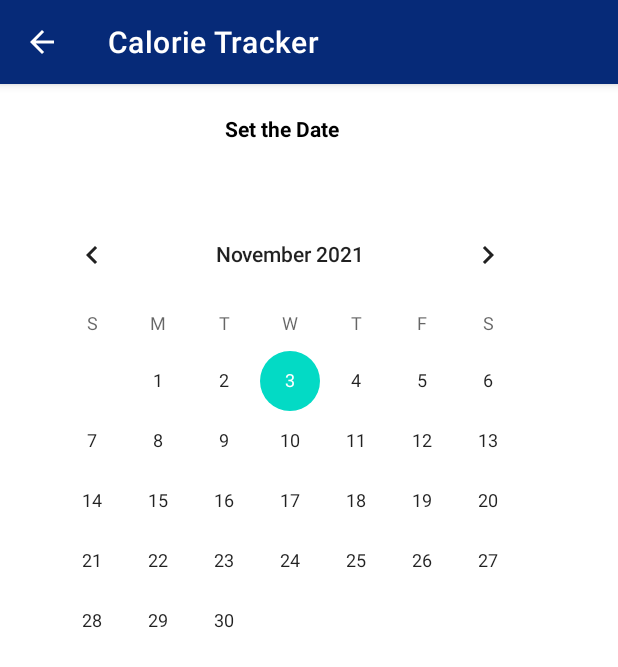
After one commit to Shafi-Hassan/CalorieTracker, an Android app: the Calendar screen opened directly, with no data from a screen before it, on a phone screen of 412 x 824 dp. The commit adds this screen. Shown: the top 667 px of the screen. Run offline under Robolectric (Android 15) with nearby library versions, the phone set to English and light mode, and no system bars.

Commit message:
Added Calendar implementation

```diff
--- a/app/src/main/AndroidManifest.xml
+++ b/app/src/main/AndroidManifest.xml
@@ -12,6 +12,10 @@
         <activity
             android:name=".MainActivity2"
             android:parentActivityName=".MainActivity"
+            android:exported="true" />
+        <activity
+            android:name=".Calendar"
+            android:parentActivityName=".Calendar"
             android:exported="true" />
         <activity
             android:name=".MainActivity"
--- /dev/null
+++ b/app/src/main/java/com/example/calorietracker/Calendar.java
@@ -0,0 +1,67 @@
+package com.example.calorietracker;
+
+
+import android.os.Bundle;
+import android.widget.Button;
+import android.widget.CalendarView;
+import android.widget.TextView;
+
+import android.content.Intent;
+import android.os.Bundle;
+import android.view.View;
+import android.text.Html;
+import android.widget.Button;
+import androidx.appcompat.app.AppCompatActivity;
+
+public class Calendar extends AppCompatActivity {
+
+    // Define the variable of CalendarView type
+    // and TextView type;
+    CalendarView calendar;
+    TextView date_view;
+    @Override
+    protected void onCreate(Bundle savedInstanceState)
+    {
+        super.onCreate(savedInstanceState);
+        setContentView(R.layout.calendar);
+
+        // By ID we can use each component
+        // which id is assign in xml file
+        // use findViewById() to get the
+        // CalendarView and TextView
+        calendar = (CalendarView)
+                findViewById(R.id.calendar);
+        date_view = (TextView)
+                findViewById(R.id.date_view);
+
+        // Add Listener in calendar
+        calendar
+                .setOnDateChangeListener(
+                        new CalendarView
+                                .OnDateChangeListener() {
+                            @Override
+
+                            // In this Listener have one method
+                            // and in this method we will
+                            // get the value of DAYS, MONTH, YEARS
+                            public void onSelectedDayChange(
+                                   CalendarView view,
+                                    int year,
+                                    int month,
+                                    int dayOfMonth)
+                            {
+
+                                // Store the value of date with
+                                // format in String type Variable
+                                // Add 1 in month because month
+                                // index is start with 0
+                                String Date
+                                        = dayOfMonth + "-"
+                                        + (month + 1) + "-" + year;
+
+                                // set this date in TextView for Display
+                                date_view.setText(Date);
+                            }
+                        });
+    }
+}
--- a/app/src/main/java/com/example/calorietracker/MainActivity.java
+++ b/app/src/main/java/com/example/calorietracker/MainActivity.java
@@ -12,6 +12,7 @@ import android.widget.TextView;
 public class MainActivity extends AppCompatActivity {
 Button button;
 Button daily;
+Button calendar;
     @Override
     protected void onCreate(Bundle savedInstanceState) {
         super.onCreate(savedInstanceState);
@@ -42,6 +43,12 @@ Button daily;
                 openDaily();
             }
         });
+
+        calendar = findViewById(R.id.calendarbutton);
+        calendar.setOnClickListener(new View.OnClickListener() {
+            @Override
+            public void onClick(View view) { openCalendar(); }
+        });
     }
 
     //method that when called switches to Activity 2 which is the settings page
@@ -54,4 +61,11 @@ Button daily;
         Intent intent = new Intent(this, Daily.class);
         startActivity(intent);
     }
+
+    public void openCalendar(){
+        Intent intent = new Intent(this, Calendar.class);
+        startActivity(intent);
+    }
+
+
 }
--- a/app/src/main/res/layout/activity_main.xml
+++ b/app/src/main/res/layout/activity_main.xml
@@ -70,7 +70,7 @@
         />
 
     <Button
-        android:id="@+id/calenderbutton"
+        android:id="@+id/calendarbutton"
         android:layout_width="78dp"
         android:layout_height="78dp"
         android:background="@drawable/outline_date_range_black_48"
--- /dev/null
+++ b/app/src/main/res/layout/calendar.xml
@@ -0,0 +1,29 @@
+<?xml version="1.0" encoding="utf-8"?>
+<RelativeLayout
+    xmlns:android="http://schemas.android.com/apk/res/android"
+    xmlns:app="http://schemas.android.com/apk/res-auto"
+    xmlns:tools="http://schemas.android.com/tools"
+    android:layout_width="match_parent"
+    android:layout_height="match_parent"
+    tools:context=".Calendar">
+
+    <!-- Add TextView to display the date -->
+    <TextView
+        android:id="@+id/date_view"
+        android:layout_width="wrap_content"
+        android:layout_height="wrap_content"
+        android:layout_marginLeft="150dp"
+        android:layout_marginTop="20dp"
+        android:text="Set the Date"
+        android:textColor="@android:color/background_dark"
+        android:textStyle="bold" />
+
+    <!-- Add CalendarView to display the Calendar -->
+    <CalendarView
+        android:id="@+id/calendar"
+        android:layout_width="wrap_content"
+        android:layout_height="wrap_content"
+        android:layout_marginLeft="19dp"
+        android:layout_marginTop="80dp"></CalendarView>
+
+</RelativeLayout>
--- a/app/src/main/res/values/colors.xml
+++ b/app/src/main/res/values/colors.xml
@@ -5,6 +5,7 @@
     <color name="purple_700">#FF3700B3</color>
     <color name="teal_200">#FF03DAC5</color>
     <color name="teal_700">#FF018786</color>
+    <color name="gray">#000</color>
     <color name="black">#FF000000</color>
     <color name="white">#FFFFFFFF</color>
 </resources>
```
